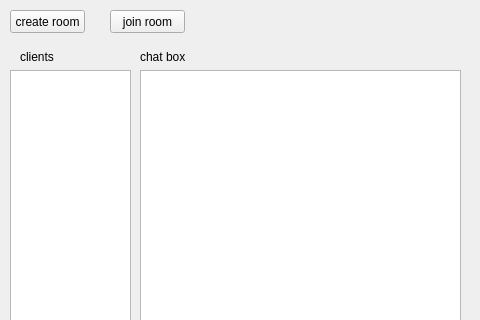
Old version of the form chatwindow.ui in the repository avni25/chatApp; both pictures show x 0 to 480 and y 0 to 320 of the 480 by 532 pixel window.
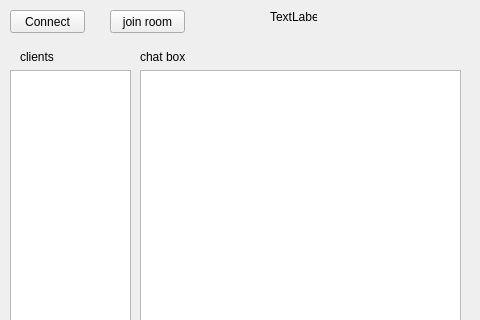
New version of the form.

```diff
--- a/chatwindow.ui
+++ b/chatwindow.ui
@@ -24,7 +24,7 @@
      </rect>
     </property>
     <property name="text">
-     <string>create room</string>
+     <string>Connect</string>
     </property>
    </widget>
    <widget class="QTextEdit" name="textEdit_chatBox">
@@ -122,6 +122,19 @@
      <string>join room</string>
     </property>
    </widget>
+   <widget class="QLabel" name="label_3">
+    <property name="geometry">
+     <rect>
+      <x>270</x>
+      <y>10</y>
+      <width>47</width>
+      <height>13</height>
+     </rect>
+    </property>
+    <property name="text">
+     <string>TextLabel</string>
+    </property>
+   </widget>
   </widget>
   <widget class="QMenuBar" name="menubar">
    <property name="geometry">
```
Left out of the diff: 2 changed lines with no effect on the pictures.
